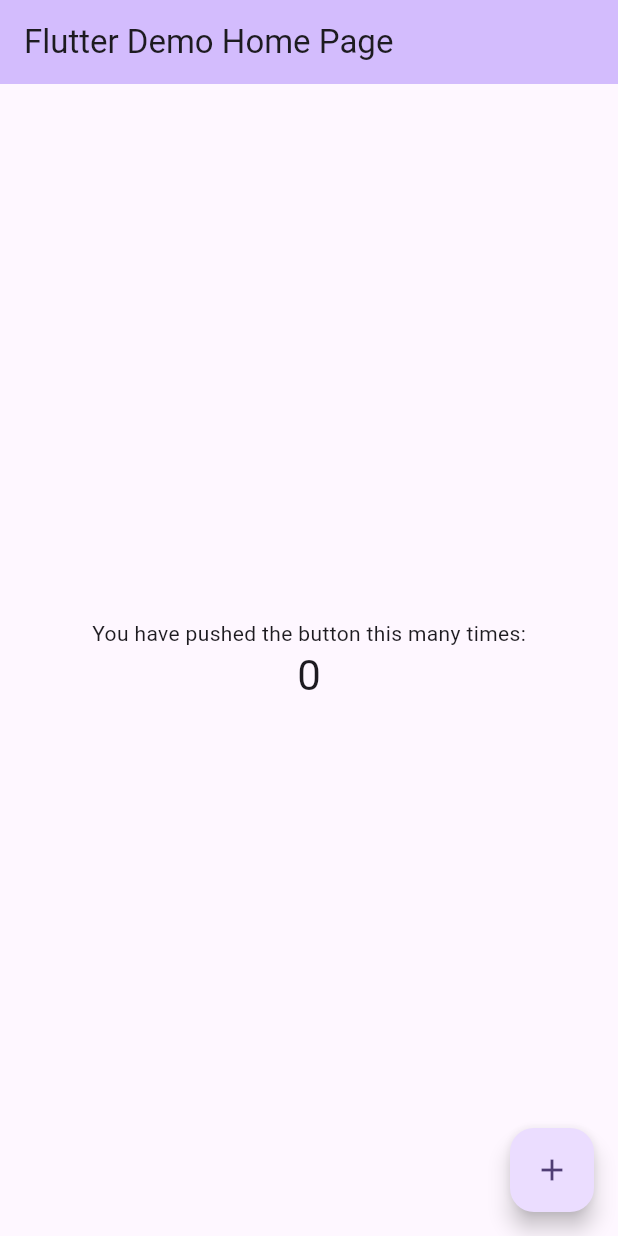
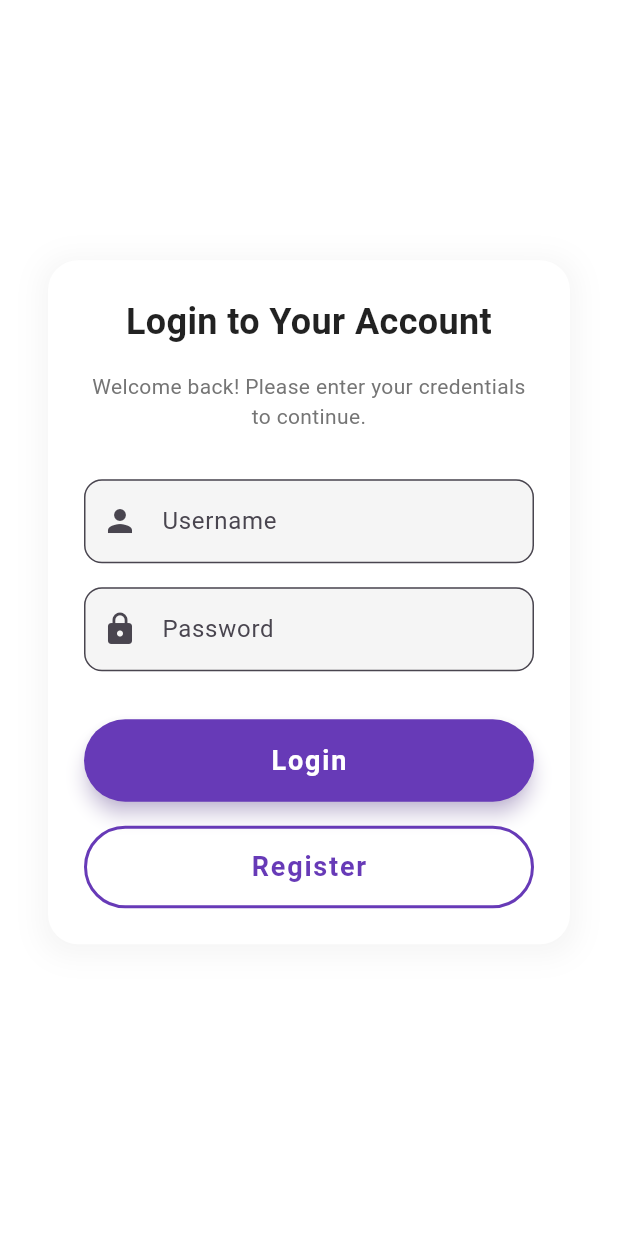
Before and after one commit to dith08/Pas-Flutter, a Flutter app: the screen it shows after launch, on a phone screen of 412 x 824 dp. Run offline on Flutter 3.47's test engine with Material 3 defaults, Android fonts, the phone set to English and light mode, and no system bars; our stand-ins replace get, get_storage.

Commit message:
login
login

```diff
--- /dev/null
+++ b/pas1_mobile_11pplg1_30/lib/login/apilogin_controller.dart
@@ -0,0 +1,59 @@
+import 'package:get/get.dart';
+import 'package:flutter/material.dart';
+import 'package:get_storage/get_storage.dart';
+
+import 'apilogin_service.dart';
+
+class ApiloginControllerr extends GetxController {
+  final storage = GetStorage();
+  final ApiloginServicee apiServicee = ApiloginServicee();
+  var isLoading = false.obs;
+  var loginStatus = ''.obs;
+  var token = ''.obs;
+
+  Future<void> loginUser(String username, String password) async {
+    try {
+      isLoading(true);
+
+      final responseData = await apiServicee.login(username, password);
+
+      if (responseData['status'] == true) {
+        token.value = responseData['token'] ?? '';
+        loginStatus.value = 'Login berhasil: ${responseData['message']}\nToken: ${token.value}';
+
+        await storage.write('isLoggedIn', true);
+        await storage.write('token', token.value);
+
+        Get.snackbar(
+          'Sukses',
+          'Login berhasil!',
+          snackPosition: SnackPosition.TOP,
+          backgroundColor: Colors.green,
+          colorText: Colors.white,
+        );
+        Get.offAllNamed('/home');
+
+      } else {
+        loginStatus.value = 'Login gagal: ${responseData['message']}';
+        Get.snackbar(
+          'Error',
+          responseData['message'] ?? 'Login gagal.',
+          snackPosition: SnackPosition.TOP,
+          backgroundColor: Colors.red,
+          colorText: Colors.white,
+        );
+      }
+    } catch (e) {
+      loginStatus.value = 'Login gagal: $e';
+      Get.snackbar(
+        'Error',
+        'Terjadi kesalahan: $e',
+        snackPosition: SnackPosition.TOP,
+        backgroundColor: Colors.red,
+        colorText: Colors.white,
+      );
+    } finally {
+      isLoading(false);
+    }
+  }
+}
--- /dev/null
+++ b/pas1_mobile_11pplg1_30/lib/login/apilogin_model.dart
@@ -0,0 +1,33 @@
+// To parse this JSON data, do
+//
+//     final welcome = welcomeFromJson(jsonString);
+
+import 'dart:convert';
+
+loginModel welcomeFromJson(String str) => loginModel.fromJson(json.decode(str));
+
+String welcomeToJson(loginModel data) => json.encode(data.toJson());
+
+class loginModel {
+    bool status;
+    String message;
+    String? token;
+
+    loginModel({
+        required this.status,
+        required this.message,
+        this.token,
+    });
+
+    factory loginModel.fromJson(Map<String, dynamic> json) => loginModel(
+        status: json["status"],
+        message: json["message"],
+        token: json["token"],
+    );
+
+    Map<String, dynamic> toJson() => {
+        "status": status,
+        "message": message,
+        "token": token,
+    };
+}
--- /dev/null
+++ b/pas1_mobile_11pplg1_30/lib/login/apilogin_service.dart
@@ -0,0 +1,37 @@
+import 'dart:convert';
+import 'package:http/http.dart' as http;
+
+class ApiloginServicee {
+  final String baseUrl = 'https://mediadwi.com/api/latihan';
+
+  Future<Map<String, dynamic>> login(String username, String password) async {
+    try {
+      var request = http.MultipartRequest('POST', Uri.parse('$baseUrl/login'));
+
+      // form-data fields
+      request.fields['username'] = username;
+      request.fields['password'] = password;
+
+      request.headers.addAll({
+        'Accept': '/',
+        // soalny api ny minta form-data
+        'Content-Type': 'multipart/form-data',
+      });
+
+      var streamedResponse = await request.send();
+      var response = await http.Response.fromStream(streamedResponse);
+
+      print('Response Status Code: ${response.statusCode}');
+      print('Response Body: ${response.body}');
+
+      return json.decode(response.body);
+    } catch (e) {
+      print('Exception: $e');
+      return {
+        'status': false,
+        'message':
+            'An error occurred while registering. Please try again later.',
+      };
+    }
+  }
+}
--- /dev/null
+++ b/pas1_mobile_11pplg1_30/lib/login/login_view.dart
@@ -0,0 +1,186 @@
+import 'package:flutter/material.dart';
+import 'package:get/get.dart';
+
+import '../widget/reusable/textfield.dart';
+import 'apilogin_controller.dart';
+
+class LoginView extends StatelessWidget {
+  final ApiloginControllerr apiloginControllerr =
+      Get.put(ApiloginControllerr());
+  final TextEditingController usernameController = TextEditingController();
+  final TextEditingController passwordController = TextEditingController();
+
+  @override
+  Widget build(BuildContext context) {
+    return Scaffold(
+      backgroundColor: Colors.white,
+      body: SafeArea(
+        child: Center(
+          child: SingleChildScrollView(
+            child: Column(
+              mainAxisAlignment: MainAxisAlignment.center,
+              children: [
+                SizedBox(height: 20),
+                _buildLoginForm(context),
+                SizedBox(height: 20),
+                _buildStatusMessage(),
+              ],
+            ),
+          ),
+        ),
+      ),
+    );
+  }
+
+  Widget _buildLoginForm(BuildContext context) {
+    return Container(
+      margin: EdgeInsets.symmetric(horizontal: 32),
+      padding: EdgeInsets.all(24),
+      decoration: BoxDecoration(
+        color: Colors.white,
+        borderRadius: BorderRadius.circular(20),
+        boxShadow: [
+          BoxShadow(
+            color: Colors.grey.withOpacity(0.1),
+            spreadRadius: 5,
+            blurRadius: 15,
+            offset: Offset(0, 3),
+          ),
+        ],
+      ),
+      child: Column(
+        crossAxisAlignment: CrossAxisAlignment.stretch,
+        children: [
+          Text(
+            'Login to Your Account',
+            style: TextStyle(
+              fontSize: 24,
+              fontWeight: FontWeight.bold,
+              color: Colors.black87,
+            ),
+            textAlign: TextAlign.center,
+          ),
+          SizedBox(height: 16),
+          Text(
+            'Welcome back! Please enter your credentials to continue.',
+            style: TextStyle(fontSize: 14, color: Colors.grey.shade600),
+            textAlign: TextAlign.center,
+          ),
+          SizedBox(height: 32),
+          CustomTextField(
+            controller: usernameController,
+            labelText: 'Username',
+            prefixIcon: Icons.person,
+          ),
+          SizedBox(height: 16),
+          CustomTextField(
+            controller: passwordController,
+            labelText: 'Password',
+            prefixIcon: Icons.lock,
+            isPassword: true,
+          ),
+          SizedBox(height: 32),
+          _buildButtons(),
+        ],
+      ),
+    );
+  }
+
+  Widget _buildButtons() {
+    return Column(
+      children: [
+        Container(
+          width: double.infinity,
+          height: 55,
+          child: ElevatedButton(
+            onPressed: () {
+              if (usernameController.text.isEmpty ||
+                  passwordController.text.isEmpty) {
+                apiloginControllerr.loginStatus.value = 'All fields are required';
+              } else {
+                apiloginControllerr.loginUser(
+                  usernameController.text,
+                  passwordController.text,
+                );
+              }
+            },
+            style: ElevatedButton.styleFrom(
+              backgroundColor: Colors.deepPurple,
+              foregroundColor: Colors.white,
+              elevation: 5,
+              shape: RoundedRectangleBorder(
+                borderRadius: BorderRadius.circular(30),
+              ),
+              shadowColor: Colors.deepPurple.withOpacity(0.5),
+            ),
+            child: Text(
+              'Login',
+              style: TextStyle(
+                fontSize: 18,
+                fontWeight: FontWeight.bold,
+                letterSpacing: 1.2,
+              ),
+            ),
+          ),
+        ),
+        SizedBox(height: 16),
+        Container(
+          width: double.infinity,
+          height: 55,
+          child: OutlinedButton(
+            onPressed: () {
+              // Get.to(() => RegisterView());
+            },
+            style: OutlinedButton.styleFrom(
+              side: BorderSide(color: Colors.deepPurple, width: 2),
+              shape: RoundedRectangleBorder(
+                borderRadius: BorderRadius.circular(30),
+              ),
+              foregroundColor: Colors.deepPurple,
+            ),
+            child: Text(
+              'Register',
+              style: TextStyle(
+                fontSize: 18,
+                fontWeight: FontWeight.bold,
+                letterSpacing: 1.2,
+              ),
+            ),
+          ),
+        ),
+      ],
+    );
+  }
+
+  Widget _buildStatusMessage() {
+    return Obx(
+      () => Column(
+        children: [
+          Text(
+            apiloginControllerr.loginStatus.value,
+            style: TextStyle(
+              color: apiloginControllerr.loginStatus.value.contains('berhasil')
+                  ? Colors.green
+                  : Colors.red,
+              fontSize: 14,
+            ),
+            textAlign: TextAlign.center,
+          ),
+          if (apiloginControllerr.token.value.isNotEmpty)
+            Padding(
+              padding: const EdgeInsets.only(top: 8.0),
+              child: Text(
+                'Token: ${apiloginControllerr.token.value}',
+                style: TextStyle(
+                  color: Colors.blue.shade900,
+                  fontSize: 12,
+                  fontWeight: FontWeight.bold,
+                ),
+                textAlign: TextAlign.center,
+              ),
+            ),
+        ],
+      ),
+    );
+  }
+}
--- a/pas1_mobile_11pplg1_30/lib/main.dart
+++ b/pas1_mobile_11pplg1_30/lib/main.dart
@@ -1,4 +1,6 @@
 import 'package:flutter/material.dart';
+
+import 'login/login_view.dart';
 
 void main() {
   runApp(const MyApp());
@@ -12,114 +14,7 @@ class MyApp extends StatelessWidget {
   Widget build(BuildContext context) {
     return MaterialApp(
       title: 'Flutter Demo',
-      theme: ThemeData(
-        // This is the theme of your application.
-        //
-        // TRY THIS: Try running your application with "flutter run". You'll see
-        // the application has a purple toolbar. Then, without quitting the app,
-        // try changing the seedColor in the colorScheme below to Colors.green
-        // and then invoke "hot reload" (save your changes or press the "hot
-        // reload" button in a Flutter-supported IDE, or press "r" if you used
-        // the command line to start the app).
-        //
-        // Notice that the counter didn't reset back to zero; the application
-        // state is not lost during the reload. To reset the state, use hot
-        // restart instead.
-        //
-        // This works for code too, not just values: Most code changes can be
-        // tested with just a hot reload.
-        colorScheme: ColorScheme.fromSeed(seedColor: Colors.deepPurple),
-        useMaterial3: true,
-      ),
-      home: const MyHomePage(title: 'Flutter Demo Home Page'),
+      home:LoginView(),
     );
   }
 }
-
-class MyHomePage extends StatefulWidget {
-  const MyHomePage({super.key, required this.title});
-
-  // This widget is the home page of your application. It is stateful, meaning
-  // that it has a State object (defined below) that contains fields that affect
-  // how it looks.
-
-  // This class is the configuration for the state. It holds the values (in this
-  // case the title) provided by the parent (in this case the App widget) and
-  // used by the build method of the State. Fields in a Widget subclass are
-  // always marked "final".
-
-  final String title;
-
-  @override
-  State<MyHomePage> createState() => _MyHomePageState();
-}
-
-class _MyHomePageState extends State<MyHomePage> {
-  int _counter = 0;
-
-  void _incrementCounter() {
-    setState(() {
-      // This call to setState tells the Flutter framework that something has
-      // changed in this State, which causes it to rerun the build method below
-      // so that the display can reflect the updated values. If we changed
-      // _counter without calling setState(), then the build method would not be
-      // called again, and so nothing would appear to happen.
-      _counter++;
-    });
-  }
-
-  @override
-  Widget build(BuildContext context) {
-    // This method is rerun every time setState is called, for instance as done
-    // by the _incrementCounter method above.
-    //
-    // The Flutter framework has been optimized to make rerunning build methods
-    // fast, so that you can just rebuild anything that needs updating rather
-    // than having to individually change instances of widgets.
-    return Scaffold(
-      appBar: AppBar(
-        // TRY THIS: Try changing the color here to a specific color (to
-        // Colors.amber, perhaps?) and trigger a hot reload to see the AppBar
-        // change color while the other colors stay the same.
-        backgroundColor: Theme.of(context).colorScheme.inversePrimary,
-        // Here we take the value from the MyHomePage object that was created by
-        // the App.build method, and use it to set our appbar title.
-        title: Text(widget.title),
-      ),
-      body: Center(
-        // Center is a layout widget. It takes a single child and positions it
-        // in the middle of the parent.
-        child: Column(
-          // Column is also a layout widget. It takes a list of children and
-          // arranges them vertically. By default, it sizes itself to fit its
-          // children horizontally, and tries to be as tall as its parent.
-          //
-          // Column has various properties to control how it sizes itself and
-          // how it positions its children. Here we use mainAxisAlignment to
-          // center the children vertically; the main axis here is the vertical
-          // axis because Columns are vertical (the cross axis would be
-          // horizontal).
-          //
-          // TRY THIS: Invoke "debug painting" (choose the "Toggle Debug Paint"
-          // action in the IDE, or press "p" in the console), to see the
-          // wireframe for each widget.
-          mainAxisAlignment: MainAxisAlignment.center,
-          children: <Widget>[
-            const Text(
-              'You have pushed the button this many times:',
-            ),
-            Text(
-              '$_counter',
-              style: Theme.of(context).textTheme.headlineMedium,
-            ),
-          ],
-        ),
-      ),
-      floatingActionButton: FloatingActionButton(
-        onPressed: _incrementCounter,
-        tooltip: 'Increment',
-        child: const Icon(Icons.add),
-      ), // This trailing comma makes auto-formatting nicer for build methods.
-    );
-  }
-}
--- /dev/null
+++ b/pas1_mobile_11pplg1_30/lib/widget/reusable/textfield.dart
@@ -0,0 +1,33 @@
+import 'package:flutter/material.dart';
+
+class CustomTextField extends StatelessWidget {
+  final TextEditingController controller;
+  final String labelText;
+  final IconData prefixIcon;
+  final bool isPassword;
+
+  const CustomTextField({
+    Key? key,
+    required this.controller,
+    required this.labelText,
+    required this.prefixIcon,
+    this.isPassword = false,
+  }) : super(key: key);
+
+  @override
+  Widget build(BuildContext context) {
+    return TextFormField(
+      controller: controller,
+      obscureText: isPassword,
+      decoration: InputDecoration(
+        labelText: labelText,
+        prefixIcon: Icon(prefixIcon),
+        border: OutlineInputBorder(
+          borderRadius: BorderRadius.circular(12),
+        ),
+        filled: true,
+        fillColor: Colors.grey[100],
+      ),
+    );
+  }
+}
```
Also changed, not shown: pas1_mobile_11pplg1_30/pubspec.yaml (+6 -68 lines), pas1_mobile_11pplg1_30/pubspec.lock, 1 other file.
